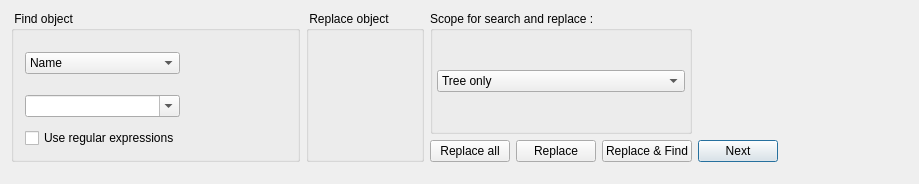
Before: the Qt Designer form src/gui/findobjectwidget_q.ui in fwbuilder/fwbuilder, drawn with Qt 5.
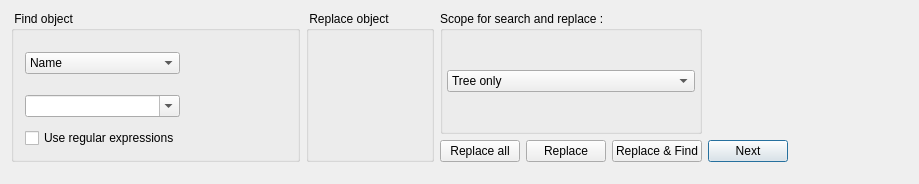
After: the same form once the commit is applied. Custom widgets are drawn as their Qt base class.

Commit message: adjust findobject widget layout

Diff of the .ui file:
```diff
--- a/src/gui/findobjectwidget_q.ui
+++ b/src/gui/findobjectwidget_q.ui
@@ -59,14 +59,11 @@
      <property name="title">
       <string> Replace object </string>
      </property>
-     <layout class="QVBoxLayout">
-      <property name="margin">
-       <number>6</number>
-      </property>
-      <item>
-       <widget class="FWObjectDropArea" name="replaceDropArea" native="true">
-        <property name="sizePolicy">
-         <sizepolicy hsizetype="Fixed" vsizetype="Fixed">
+     <layout class="QGridLayout" name="gridLayout" >
+      <item row="0" column="0" >
+       <widget class="FWObjectDropArea" native="1" name="replaceDropArea" >
+        <property name="sizePolicy" >
+         <sizepolicy vsizetype="Fixed" hsizetype="Fixed" >
           <horstretch>0</horstretch>
           <verstretch>0</verstretch>
          </sizepolicy>
@@ -135,12 +132,12 @@
      <property name="title">
       <string>Scope for search and replace :</string>
      </property>
-     <layout class="QGridLayout">
-      <property name="margin">
+     <layout class="QGridLayout" >
+      <property name="margin" >
        <number>4</number>
       </property>
-      <item row="0" column="0">
-       <widget class="QComboBox" name="srScope">
+      <item row="0" column="0" >
+       <widget class="QComboBox" name="srScope" >
         <item>
          <property name="text">
           <string>Tree only</string>
@@ -286,7 +283,7 @@
    </item>
   </layout>
  </widget>
- <layoutdefault spacing="6" margin="11"/>
+ <layoutdefault spacing="6" margin="11" />
  <customwidgets>
   <customwidget>
    <class>FWObjectDropArea</class>
```
Left out of the diff: 216 changed lines with no effect on the pictures. The commit also changes 1 other file.
